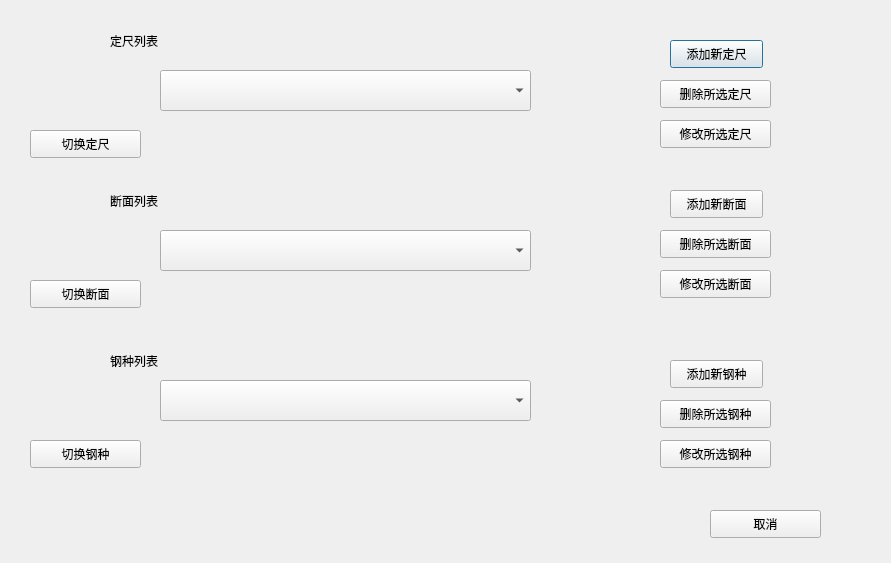
FSPengchen/Steel_FixdLengthSystem, file UI_SetSteelData.ui: the form before one commit.
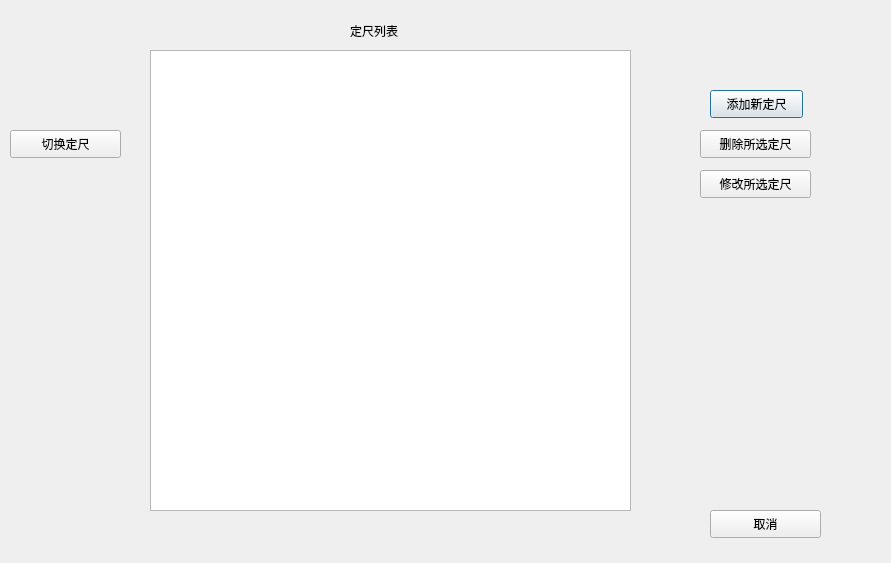
The form after the commit.

Commit message:
增加列表排序
增删排序

The edit to the form file:
```diff
--- a/UI_SetSteelData.ui
+++ b/UI_SetSteelData.ui
@@ -16,8 +16,8 @@
   <widget class="QLabel" name="label">
    <property name="geometry">
     <rect>
-     <x>110</x>
-     <y>30</y>
+     <x>350</x>
+     <y>20</y>
      <width>111</width>
      <height>21</height>
     </rect>
@@ -29,8 +29,8 @@
   <widget class="QPushButton" name="pushButton">
    <property name="geometry">
     <rect>
-     <x>670</x>
-     <y>40</y>
+     <x>710</x>
+     <y>90</y>
      <width>93</width>
      <height>28</height>
     </rect>
@@ -42,8 +42,8 @@
   <widget class="QPushButton" name="pushButton_2">
    <property name="geometry">
     <rect>
-     <x>660</x>
-     <y>80</y>
+     <x>700</x>
+     <y>130</y>
      <width>111</width>
      <height>28</height>
     </rect>
@@ -68,7 +68,7 @@
   <widget class="QPushButton" name="pushButton_4">
    <property name="geometry">
     <rect>
-     <x>30</x>
+     <x>10</x>
      <y>130</y>
      <width>111</width>
      <height>28</height>
@@ -78,141 +78,11 @@
     <string>切换定尺</string>
    </property>
   </widget>
-  <widget class="QLabel" name="label_2">
+  <widget class="QPushButton" name="Btn_chgLength">
    <property name="geometry">
     <rect>
-     <x>110</x>
-     <y>190</y>
-     <width>111</width>
-     <height>21</height>
-    </rect>
-   </property>
-   <property name="text">
-    <string>断面列表</string>
-   </property>
-  </widget>
-  <widget class="QPushButton" name="pushButton_3">
-   <property name="geometry">
-    <rect>
-     <x>670</x>
-     <y>190</y>
-     <width>93</width>
-     <height>28</height>
-    </rect>
-   </property>
-   <property name="text">
-    <string>添加新断面</string>
-   </property>
-  </widget>
-  <widget class="QPushButton" name="pushButton_5">
-   <property name="geometry">
-    <rect>
-     <x>660</x>
-     <y>230</y>
-     <width>111</width>
-     <height>28</height>
-    </rect>
-   </property>
-   <property name="text">
-    <string>删除所选断面</string>
-   </property>
-  </widget>
-  <widget class="QPushButton" name="pushButton_6">
-   <property name="geometry">
-    <rect>
-     <x>30</x>
-     <y>280</y>
-     <width>111</width>
-     <height>28</height>
-    </rect>
-   </property>
-   <property name="text">
-    <string>切换断面</string>
-   </property>
-  </widget>
-  <widget class="QLabel" name="label_3">
-   <property name="geometry">
-    <rect>
-     <x>110</x>
-     <y>350</y>
-     <width>111</width>
-     <height>21</height>
-    </rect>
-   </property>
-   <property name="text">
-    <string>钢种列表</string>
-   </property>
-  </widget>
-  <widget class="QPushButton" name="pushButton_7">
-   <property name="geometry">
-    <rect>
-     <x>660</x>
-     <y>400</y>
-     <width>111</width>
-     <height>28</height>
-    </rect>
-   </property>
-   <property name="text">
-    <string>删除所选钢种</string>
-   </property>
-  </widget>
-  <widget class="QPushButton" name="pushButton_8">
-   <property name="geometry">
-    <rect>
-     <x>30</x>
-     <y>440</y>
-     <width>111</width>
-     <height>28</height>
-    </rect>
-   </property>
-   <property name="text">
-    <string>切换钢种</string>
-   </property>
-  </widget>
-  <widget class="QPushButton" name="pushButton_9">
-   <property name="geometry">
-    <rect>
-     <x>670</x>
-     <y>360</y>
-     <width>93</width>
-     <height>28</height>
-    </rect>
-   </property>
-   <property name="text">
-    <string>添加新钢种</string>
-   </property>
-  </widget>
-  <widget class="QPushButton" name="pushButton_10">
-   <property name="geometry">
-    <rect>
-     <x>660</x>
-     <y>440</y>
-     <width>111</width>
-     <height>28</height>
-    </rect>
-   </property>
-   <property name="text">
-    <string>修改所选钢种</string>
-   </property>
-  </widget>
-  <widget class="QPushButton" name="pushButton_11">
-   <property name="geometry">
-    <rect>
-     <x>660</x>
-     <y>270</y>
-     <width>111</width>
-     <height>28</height>
-    </rect>
-   </property>
-   <property name="text">
-    <string>修改所选断面</string>
-   </property>
-  </widget>
-  <widget class="QPushButton" name="pushButton_12">
-   <property name="geometry">
-    <rect>
-     <x>660</x>
-     <y>120</y>
+     <x>700</x>
+     <y>170</y>
      <width>111</width>
      <height>28</height>
     </rect>
@@ -221,33 +91,13 @@
     <string>修改所选定尺</string>
    </property>
   </widget>
-  <widget class="QComboBox" name="cb_lengthType">
+  <widget class="QListWidget" name="LW_lengthType">
    <property name="geometry">
     <rect>
-     <x>160</x>
-     <y>70</y>
-     <width>371</width>
-     <height>41</height>
-    </rect>
-   </property>
-  </widget>
-  <widget class="QComboBox" name="cb_SectionTyoe">
-   <property name="geometry">
-    <rect>
-     <x>160</x>
-     <y>230</y>
-     <width>371</width>
-     <height>41</height>
-    </rect>
-   </property>
-  </widget>
-  <widget class="QComboBox" name="cb_steelType">
-   <property name="geometry">
-    <rect>
-     <x>160</x>
-     <y>380</y>
-     <width>371</width>
-     <height>41</height>
+     <x>150</x>
+     <y>50</y>
+     <width>481</width>
+     <height>461</height>
     </rect>
    </property>
   </widget>
```
Left out of the diff: 6 changed lines with no effect on the pictures. The commit also changes 44 other files.
